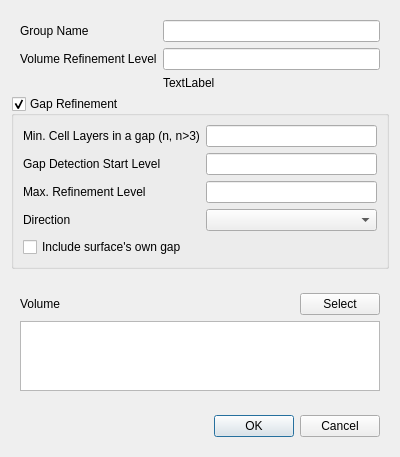
First picture: the form in baramMesh/view/castellation/volume_refinement_dialog.ui, repository nextfoam/baram, before the edit.
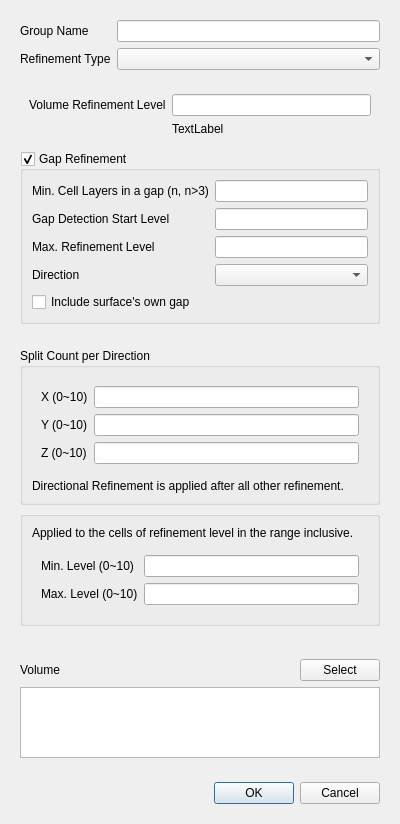
Second picture: the form after the edit. Custom widgets are drawn as their Qt base class.

Commit message: Issue baram#622 snappyHexMesh refinementRegions.levelIncrement 기능 적용

What changed in the file:
```diff
--- a/baramMesh/view/castellation/volume_refinement_dialog.ui
+++ b/baramMesh/view/castellation/volume_refinement_dialog.ui
@@ -7,7 +7,7 @@
     <x>0</x>
     <y>0</y>
     <width>400</width>
-    <height>457</height>
+    <height>824</height>
    </rect>
   </property>
   <property name="windowTitle">
@@ -16,7 +16,22 @@
   <layout class="QVBoxLayout" name="verticalLayout">
    <item>
     <widget class="QWidget" name="parameters" native="true">
+     <layout class="QVBoxLayout" name="verticalLayout_7">
+      <property name="bottomMargin">
+       <number>0</number>
+      </property>
+      <item>
+       <widget class="QWidget" name="widget_7" native="true">
      <layout class="QFormLayout" name="formLayout">
+         <property name="leftMargin">
+          <number>0</number>
+         </property>
+         <property name="topMargin">
+          <number>0</number>
+         </property>
+         <property name="rightMargin">
+          <number>0</number>
+         </property>
       <property name="bottomMargin">
        <number>0</number>
       </property>
@@ -31,16 +46,41 @@
        <widget class="QLineEdit" name="groupName"/>
       </item>
       <item row="1" column="0">
+          <widget class="QLabel" name="label_8">
+           <property name="text">
+            <string>Refinement Type</string>
+           </property>
+          </widget>
+         </item>
+         <item row="1" column="1">
+          <widget class="PythonComboBox" name="refinementType"/>
+         </item>
+        </layout>
+       </widget>
+      </item>
+      <item>
+       <widget class="QWidget" name="omnidirectional" native="true">
+        <layout class="QVBoxLayout" name="verticalLayout_3">
+         <property name="leftMargin">
+          <number>0</number>
+         </property>
+         <property name="rightMargin">
+          <number>0</number>
+         </property>
+         <item>
+          <widget class="QWidget" name="widget" native="true">
+           <layout class="QFormLayout" name="formLayout_3">
+            <item row="0" column="0">
        <widget class="QLabel" name="label_2">
         <property name="text">
          <string>Volume Refinement Level</string>
         </property>
        </widget>
       </item>
-      <item row="1" column="1">
+            <item row="0" column="1">
        <widget class="QLineEdit" name="volumeRefinementLevel"/>
       </item>
-      <item row="2" column="1">
+            <item row="1" column="1">
        <widget class="QLabel" name="cellSize">
         <property name="text">
          <string>TextLabel</string>
@@ -97,7 +137,7 @@
        </widget>
       </item>
       <item row="3" column="1">
-       <widget class="EnumComboBox" name="direction"/>
+             <widget class="PythonComboBox" name="direction"/>
       </item>
       <item row="4" column="0" colspan="2">
        <widget class="QCheckBox" name="gapSelf">
@@ -109,6 +149,153 @@
      </layout>
     </widget>
    </item>
+        </layout>
+       </widget>
+      </item>
+      <item>
+       <widget class="QWidget" name="directional" native="true">
+        <layout class="QVBoxLayout" name="verticalLayout_4">
+         <property name="leftMargin">
+          <number>0</number>
+         </property>
+         <property name="rightMargin">
+          <number>0</number>
+         </property>
+         <item>
+          <widget class="QGroupBox" name="groupBox">
+           <property name="title">
+            <string>Split Count per Direction</string>
+           </property>
+           <layout class="QVBoxLayout" name="verticalLayout_5">
+            <item>
+             <widget class="QWidget" name="widget_4" native="true">
+              <layout class="QFormLayout" name="formLayout_4">
+               <item row="0" column="0">
+                <widget class="QLabel" name="label_15">
+                 <property name="text">
+                  <string>X (0~10)</string>
+                 </property>
+                </widget>
+               </item>
+               <item row="0" column="1">
+                <widget class="FloatEdit" name="splitCountX">
+                 <property name="sizePolicy">
+                  <sizepolicy hsizetype="Expanding" vsizetype="Fixed">
+                   <horstretch>0</horstretch>
+                   <verstretch>0</verstretch>
+                  </sizepolicy>
+                 </property>
+                </widget>
+               </item>
+               <item row="1" column="0">
+                <widget class="QLabel" name="label_16">
+                 <property name="text">
+                  <string>Y (0~10)</string>
+                 </property>
+                </widget>
+               </item>
+               <item row="1" column="1">
+                <widget class="FloatEdit" name="splitCountY">
+                 <property name="sizePolicy">
+                  <sizepolicy hsizetype="Expanding" vsizetype="Fixed">
+                   <horstretch>0</horstretch>
+                   <verstretch>0</verstretch>
+                  </sizepolicy>
+                 </property>
+                </widget>
+               </item>
+               <item row="2" column="0">
+                <widget class="QLabel" name="label_17">
+                 <property name="text">
+                  <string>Z (0~10)</string>
+                 </property>
+                </widget>
+               </item>
+               <item row="2" column="1">
+                <widget class="FloatEdit" name="splitCountZ">
+                 <property name="sizePolicy">
+                  <sizepolicy hsizetype="Expanding" vsizetype="Fixed">
+                   <horstretch>0</horstretch>
+                   <verstretch>0</verstretch>
+                  </sizepolicy>
+                 </property>
+                </widget>
+               </item>
+              </layout>
+             </widget>
+            </item>
+            <item>
+             <widget class="QLabel" name="label_9">
+              <property name="text">
+               <string>Directional Refinement is applied after all other refinement.</string>
+              </property>
+             </widget>
+            </item>
+           </layout>
+          </widget>
+         </item>
+         <item>
+          <widget class="QGroupBox" name="groupBox_2">
+           <property name="title">
+            <string/>
+           </property>
+           <layout class="QVBoxLayout" name="verticalLayout_6">
+            <item>
+             <widget class="QLabel" name="label_10">
+              <property name="text">
+               <string>Applied to the cells of refinement level in the range inclusive.</string>
+              </property>
+             </widget>
+            </item>
+            <item>
+             <widget class="QWidget" name="widget_6" native="true">
+              <layout class="QFormLayout" name="formLayout_5">
+               <item row="0" column="0">
+                <widget class="QLabel" name="label_18">
+                 <property name="text">
+                  <string>Min. Level (0~10)</string>
+                 </property>
+                </widget>
+               </item>
+               <item row="0" column="1">
+                <widget class="FloatEdit" name="directionalMinLevel">
+                 <property name="sizePolicy">
+                  <sizepolicy hsizetype="Expanding" vsizetype="Fixed">
+                   <horstretch>0</horstretch>
+                   <verstretch>0</verstretch>
+                  </sizepolicy>
+                 </property>
+                </widget>
+               </item>
+               <item row="1" column="0">
+                <widget class="QLabel" name="label_19">
+                 <property name="text">
+                  <string>Max. Level (0~10)</string>
+                 </property>
+                </widget>
+               </item>
+               <item row="1" column="1">
+                <widget class="FloatEdit" name="directionalMaxLevel">
+                 <property name="sizePolicy">
+                  <sizepolicy hsizetype="Expanding" vsizetype="Fixed">
+                   <horstretch>0</horstretch>
+                   <verstretch>0</verstretch>
+                  </sizepolicy>
+                 </property>
+                </widget>
+               </item>
+              </layout>
+             </widget>
+            </item>
+           </layout>
+          </widget>
+         </item>
+        </layout>
+       </widget>
+      </item>
+     </layout>
+    </widget>
+   </item>
    <item>
     <widget class="QWidget" name="widget_3" native="true">
      <layout class="QVBoxLayout" name="verticalLayout_2">
@@ -204,9 +391,14 @@
  </widget>
  <customwidgets>
   <customwidget>
-   <class>EnumComboBox</class>
+   <class>PythonComboBox</class>
    <extends>QComboBox</extends>
-   <header>widgets.enum_combo_box</header>
+   <header location="global">widgets.python_combo_box</header>
+  </customwidget>
+  <customwidget>
+   <class>FloatEdit</class>
+   <extends>QLineEdit</extends>
+   <header>widgets.typed_edit</header>
   </customwidget>
  </customwidgets>
  <resources/>
```
Lines whose indentation alone changed are shown as unchanged. The commit also changes 8 other files.
